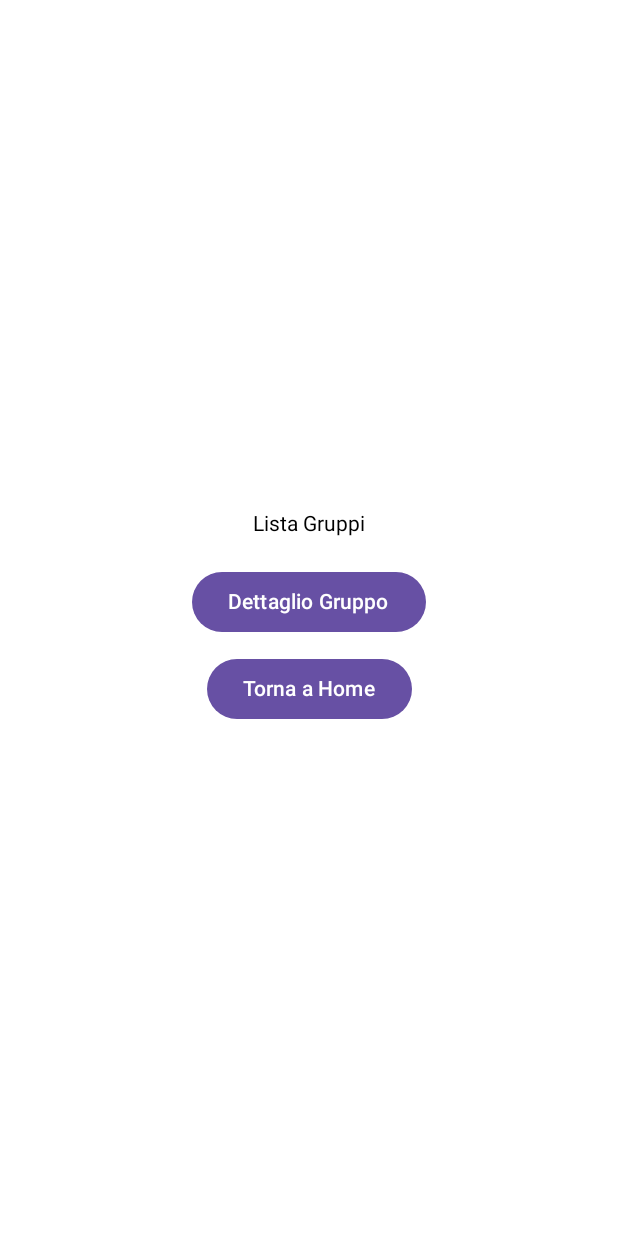
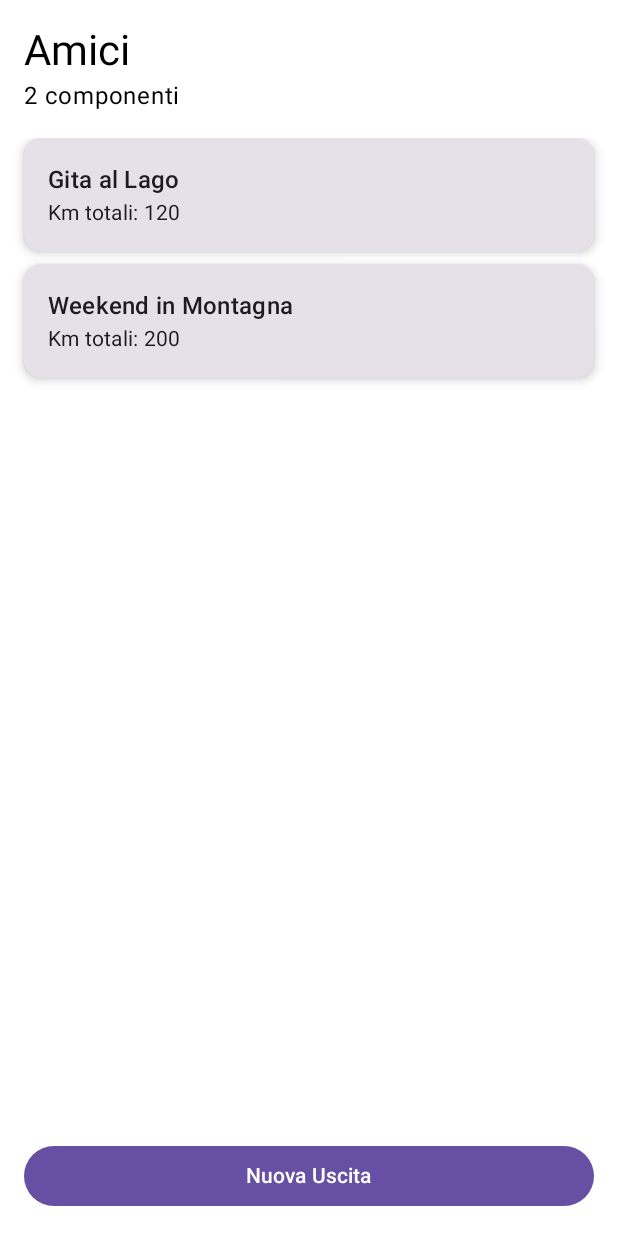
Before and after one commit to iammarcocolombo/CarKarma, an Android app built with Jetpack Compose: the @Preview function GruppoScreenPreview, on a phone screen of 412 x 824 dp. Run offline under Robolectric (Android 15) with nearby library versions, the phone set to English and light mode, and no system bars.

Commit message:
Schermata gruppo

```diff
--- a/app/src/main/java/it/col/mar/android/carkarma/data/database/GruppoRepository.kt
+++ b/app/src/main/java/it/col/mar/android/carkarma/data/database/GruppoRepository.kt
@@ -25,4 +25,8 @@ class GruppoRepository {
     fun rimuoviGruppo(gruppo: Gruppo) {
         gruppi.remove(gruppo)
     }
+
+    fun getGruppoPerId(id: Int): Gruppo? {
+        return gruppi.find { it.id == id }
+    }
 }
--- /dev/null
+++ b/app/src/main/java/it/col/mar/android/carkarma/data/database/UscitaRepository.kt
@@ -0,0 +1,55 @@
+package it.col.mar.android.carkarma.data.database
+
+import it.col.mar.android.carkarma.data.model.Amico
+import it.col.mar.android.carkarma.data.model.Uscita
+
+class UscitaRepository {
+
+    private val uscite = mutableListOf<Uscita>()
+
+    init {
+        val amico1 = Amico(1, "Marco", 2, 5, 3, 300)
+        val amico2 = Amico(2, "Luca", 1, 3, 2, 200)
+
+        uscite.add(
+            Uscita(
+                id = 1,
+                nome = "Gita al Lago",
+                gruppoId = 1,
+                partecipanti = listOf(amico1, amico2),
+                kmTotali = 120,
+                guidatori = listOf(amico1)
+            )
+        )
+        uscite.add(
+            Uscita(
+                id = 2,
+                nome = "Weekend in Montagna",
+                gruppoId = 1,
+                partecipanti = listOf(amico1),
+                kmTotali = 200,
+                guidatori = listOf(amico1)
+            )
+        )
+    }
+
+    fun getTutteLeUscite(): List<Uscita> {
+        return uscite
+    }
+
+    fun aggiungiUscita(uscita: Uscita) {
+        uscite.add(uscita)
+    }
+
+    fun rimuoviUscita(uscita: Uscita) {
+        uscite.remove(uscita)
+    }
+
+    fun getUscitePerGruppo(gruppoId: Int): List<Uscita> {
+        return uscite.filter { it.gruppoId == gruppoId }
+    }
+
+    fun getUscitaPerId(id: Int): Uscita? {
+        return uscite.find { it.id == id }
+    }
+}
--- a/app/src/main/java/it/col/mar/android/carkarma/presentation/gruppo/GruppoScreen.kt
+++ b/app/src/main/java/it/col/mar/android/carkarma/presentation/gruppo/GruppoScreen.kt
@@ -1,40 +1,124 @@
 package it.col.mar.android.carkarma.presentation.gruppo
 
+import androidx.compose.foundation.clickable
 import androidx.compose.foundation.layout.*
+import androidx.compose.foundation.lazy.LazyColumn
+import androidx.compose.foundation.lazy.items
 import androidx.compose.material3.*
-import androidx.compose.runtime.Composable
+import androidx.compose.runtime.*
 import androidx.compose.ui.Alignment
 import androidx.compose.ui.Modifier
 import androidx.compose.ui.tooling.preview.Preview
 import androidx.compose.ui.unit.dp
 import androidx.navigation.NavController
 import androidx.navigation.compose.rememberNavController
+import it.col.mar.android.carkarma.data.database.GruppoRepository
+import it.col.mar.android.carkarma.data.database.UscitaRepository
+import it.col.mar.android.carkarma.data.model.Uscita
 
 @Composable
-fun GruppoScreen(navController: NavController) {
-    Column (
-        modifier = Modifier.fillMaxSize(),
-        verticalArrangement = Arrangement.Center,
-        horizontalAlignment = Alignment.CenterHorizontally
+fun GruppoScreen(navController: NavController, gruppoId: Int) {
+    val gruppoRepository = remember { GruppoRepository() }
+    val uscitaRepository = remember { UscitaRepository() }
+
+    val gruppo = remember { gruppoRepository.getGruppoPerId(gruppoId) }
+    val uscite = remember { uscitaRepository.getUscitePerGruppo(gruppoId) }
+
+    if (gruppo == null) {
+        Text("Gruppo non trovato", modifier = Modifier.padding(16.dp))
+        return
+    }
+    if (gruppoId == -1) {
+        Text("ID gruppo non valido", modifier = Modifier.padding(16.dp))
+        return
+    }
+
+    Column(
+        modifier = Modifier
+            .fillMaxSize()
+            .padding(16.dp)
     ) {
-        Text("Lista Gruppi")
+        // Titolo gruppo e numero componenti
+        Text(
+            text = gruppo.nome,
+            style = MaterialTheme.typography.headlineMedium
+        )
+        Text(
+            text = "${gruppo.amici.size} componenti",
+            style = MaterialTheme.typography.bodyLarge,
+            modifier = Modifier.padding(bottom = 16.dp)
+        )
 
-        Spacer(modifier = Modifier.height(20.dp))
-
-        Button(onClick = { navController.navigate("dettaglioGruppo") }) {
-            Text("Dettaglio Gruppo")
+        // Lista uscite
+        LazyColumn(
+            modifier = Modifier.weight(1f)
+        ) {
+            items(uscite) { uscita ->
+                UscitaCard(uscita = uscita, onClick = {
+                    // Azione sul click di una uscita (se serve)
+                })
+                Spacer(modifier = Modifier.height(8.dp))
+            }
         }
 
-        Spacer(modifier = Modifier.height(10.dp))
-
-        Button(onClick = { navController.navigate("home") }) {
-            Text("Torna a Home")
+        // Bottone nuova uscita
+        Button(
+            onClick = { navController.navigate("nuovaUscita") },
+            modifier = Modifier
+                .fillMaxWidth()
+                .padding(top = 16.dp)
+        ) {
+            Text("Nuova Uscita")
         }
     }
 }
-@Preview(showBackground = true)
+
+@Composable
+fun UscitaCard(uscita: Uscita, onClick: () -> Unit) {
+    Card(
+        modifier = Modifier
+            .fillMaxWidth()
+            .clickable { onClick() },
+        elevation = CardDefaults.cardElevation(4.dp)
+    ) {
+        Column(modifier = Modifier.padding(16.dp)) {
+            Text(
+                text = uscita.nome,
+                style = MaterialTheme.typography.titleMedium
+            )
+            Text(
+                text = "Km totali: ${uscita.kmTotali}",
+                style = MaterialTheme.typography.bodyMedium
+            )
+        }
+    }
+}
+
+
+@Preview(showBackground = true, showSystemUi = true)
 @Composable
 fun GruppoScreenPreview() {
     val navController = rememberNavController()
-    GruppoScreen(navController)
+
+    // Mock di repository di test
+    val gruppoRepository = GruppoRepository()
+    val uscitaRepository = UscitaRepository()
+
+    // Aggiungiamo dati di test per essere sicuri che il gruppo con id 1 esista
+    val gruppoId = 1
+
+    // Serve perché nelle preview i remember non mantengono stato tra recomposition
+    LaunchedEffect(Unit) {
+        if (gruppoRepository.getGruppoPerId(gruppoId) == null) {
+            gruppoRepository.aggiungiGruppo(
+                it.col.mar.android.carkarma.data.model.Gruppo(
+                    id = gruppoId,
+                    nome = "Amici",
+                    amici = listOf()
+                )
+            )
+        }
+    }
+
+    GruppoScreen(navController = navController, gruppoId = gruppoId)
 }
--- a/app/src/main/java/it/col/mar/android/carkarma/presentation/home/HomeScreen.kt
+++ b/app/src/main/java/it/col/mar/android/carkarma/presentation/home/HomeScreen.kt
@@ -38,7 +38,7 @@ fun HomeScreen(
 
         LazyColumn {
             items(gruppi) { gruppo ->
-                GruppoCard(gruppo = gruppo, onClick = { navController.navigate("gruppo") })
+                GruppoCard(gruppo = gruppo, onClick = { navController.navigate("gruppo/${gruppo.id}")})
                 Spacer(modifier = Modifier.height(8.dp))
             }
         }
```
Also changed, not shown: app/src/main/java/it/col/mar/android/carkarma/data/database/AmicoRepository.kt (added, +30 -0 lines), app/src/main/java/it/col/mar/android/carkarma/presentation/navigation/CarKarmaNavHost.kt (+9 -1 lines).
